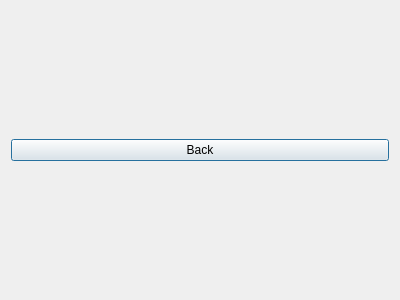
First picture: the form in helpdialog.ui, repository lmnp/TexasHoldemManager, before the edit.
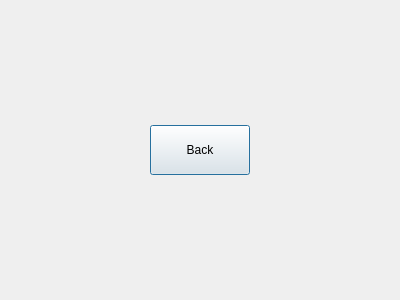
Second picture: the form after the edit.

What changed in the file:
```diff
--- a/helpdialog.ui
+++ b/helpdialog.ui
@@ -13,9 +13,24 @@
   <property name="windowTitle">
    <string>Dialog</string>
   </property>
-  <layout class="QVBoxLayout" name="verticalLayout">
+  <layout class="QHBoxLayout" name="horizontalLayout">
    <item>
     <widget class="QPushButton" name="pb_back">
+     <property name="sizePolicy">
+      <sizepolicy hsizetype="Expanding" vsizetype="Fixed">
+       <horstretch>0</horstretch>
+       <verstretch>0</verstretch>
+      </sizepolicy>
+     </property>
+     <property name="maximumSize">
+      <size>
+       <width>100</width>
+       <height>50</height>
+      </size>
+     </property>
+     <property name="layoutDirection">
+      <enum>Qt::LeftToRight</enum>
+     </property>
      <property name="text">
       <string>Back</string>
      </property>
```
